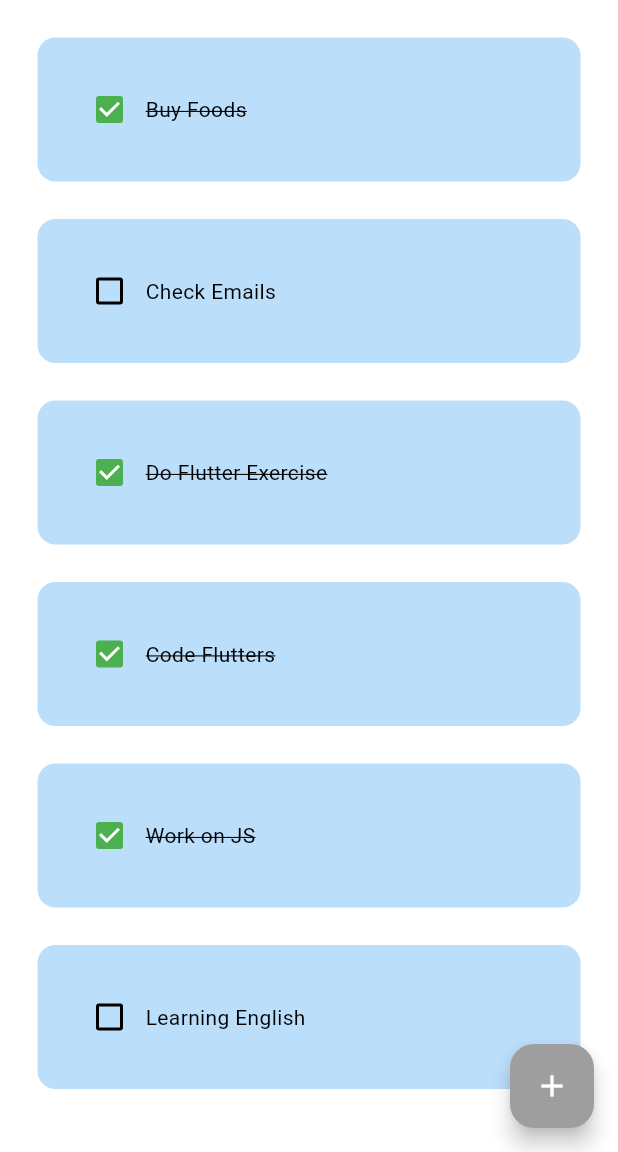
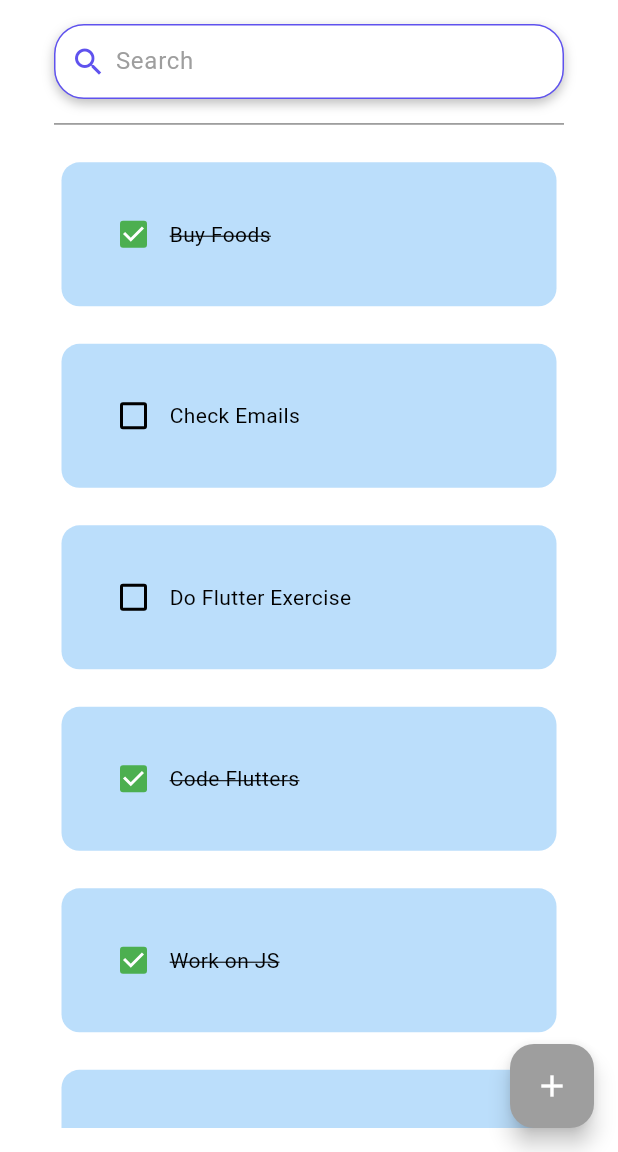
Before and after one commit to mandexonla/FlutterLast, a Flutter app: the HomePage screen opened directly, on a phone screen of 412 x 824 dp, the part 84-1236 px from its top. Run offline on Flutter 3.47's test engine with Material 3 defaults, Android fonts, the phone set to English and light mode, and no system bars; drawn by our look-alikes of flutter_slidable; our stand-ins replace flutter_heatmap_calendar, hive_flutter, percent_indicator; accounts and stored records are empty.

Commit message:
support by Hien

```diff
--- /dev/null
+++ b/lib/components/app_color.dart
@@ -0,0 +1,16 @@
+import 'package:flutter/material.dart';
+
+class AppColor {
+  AppColor._();
+
+  static const Color red = Colors.red;
+  static const Color blue = Color(0xFF5F52EE);
+  static const Color black = Colors.black;
+  static const Color white = Colors.white;
+  static const Color grey = Colors.grey;
+  static const Color brown = Colors.brown;
+  static const Color pink = Colors.pink;
+  static const Color orange = Colors.orange;
+  static const Color bgColor = Color(0xFFEEEFF5);
+  static const Color shadow = Colors.black26;
+}
--- a/lib/components/my_drawer.dart
+++ b/lib/components/my_drawer.dart
@@ -77,7 +77,7 @@ class MyDrawer extends StatelessWidget {
                 Navigator.push(
                   context,
                   MaterialPageRoute(
-                    builder: (context) => const DetailPages(),
+                    builder: (context) => const AboutPages(),
                   ),
                 );
               },
--- /dev/null
+++ b/lib/components/td_search_box.dart
@@ -0,0 +1,39 @@
+import 'package:flutter/material.dart';
+import 'package:todoapps/components/app_color.dart';
+
+class TdSearchBox extends StatelessWidget {
+  const TdSearchBox({super.key, this.controller, this.onChanged});
+
+  final TextEditingController? controller;
+  final Function(String)? onChanged;
+
+  @override
+  Widget build(BuildContext context) {
+    return Container(
+      padding: const EdgeInsets.only(left: 8.0, right: 16.0),
+      decoration: BoxDecoration(
+        color: AppColor.white,
+        border: Border.all(color: AppColor.blue),
+        borderRadius: BorderRadius.circular(20.0),
+        boxShadow: const [
+          BoxShadow(
+            color: AppColor.shadow,
+            offset: Offset(0.0, 3.0),
+            blurRadius: 6.0,
+          ),
+        ],
+      ),
+      child: TextField(
+        controller: controller,
+        onChanged: onChanged,
+        decoration: const InputDecoration(
+          border: InputBorder.none,
+          prefixIcon: Icon(Icons.search, color: AppColor.blue),
+          prefixIconConstraints: BoxConstraints(minWidth: 28.0),
+          hintText: 'Search',
+          hintStyle: TextStyle(color: AppColor.grey),
+        ),
+      ),
+    );
+  }
+}
--- a/lib/data/database.dart
+++ b/lib/data/database.dart
@@ -9,7 +9,7 @@ class ToDoDatabase {
     toDoList = [
       ["Buy Foods", true],
       ["Check Emails", false],
-      ["Do Flutter Exercise", true],
+      ["Do Flutter Exercise", false],
       ["Code Flutters", true],
       ["Work on JS", true],
       ["Learning English", false],
--- a/lib/main.dart
+++ b/lib/main.dart
@@ -1,10 +1,8 @@
 import 'package:flutter/material.dart';
 import 'package:hive_flutter/adapters.dart';
 import 'package:provider/provider.dart';
-import 'package:todoapps/pages/login.dart';
 import 'package:todoapps/pages/splash.dart';
 import 'package:todoapps/themes/theme_provider.dart';
-import 'pages/home_page.dart';
 
 void main() async {
   // init th hive
--- a/lib/pages/detail_page.dart
+++ b/lib/pages/detail_page.dart
@@ -1,7 +1,7 @@
 import 'package:flutter/material.dart';
 
-class DetailPages extends StatelessWidget {
-  const DetailPages({super.key});
+class AboutPages extends StatelessWidget {
+  const AboutPages({super.key});
 
   @override
   Widget build(BuildContext context) {
--- a/lib/pages/home_page.dart
+++ b/lib/pages/home_page.dart
@@ -1,6 +1,8 @@
 import 'package:flutter/material.dart';
 import 'package:hive_flutter/adapters.dart';
+import 'package:todoapps/components/app_color.dart';
 import 'package:todoapps/components/my_drawer.dart';
+import 'package:todoapps/components/td_search_box.dart';
 import 'package:todoapps/data/database.dart';
 import 'package:todoapps/pages/proflie_page.dart';
 import 'package:todoapps/utils/dialog_box.dart';
@@ -16,22 +18,31 @@ class HomePage extends StatefulWidget {
 class _HomePageState extends State<HomePage> {
   final _myBox = Hive.box('myBox');
   ToDoDatabase db = ToDoDatabase();
+  TextEditingController searchController = TextEditingController();
+  late List<dynamic> listTodo;
+  late List<dynamic> searchList;
 
   @override
   void initState() {
-    // TODO: implement initState
-    // neu day la lan dau tien mo app thi tao data co san
     if (_myBox.get("TODOLIST") == null) {
       db.createInintData();
+      listTodo = db.toDoList;
     } else {
-      //thoat data
       db.loadData();
+      listTodo = db.toDoList;
     }
-
+    searchList = listTodo;
     super.initState();
   }
 
   final _controller = TextEditingController();
+  void search(String value) {
+    String valueSearch = value.toLowerCase().trim();
+    searchList =
+        listTodo.where((element) => element[0].contains(valueSearch)).toList();
+    print('aaa');
+    setState(() {});
+  }
 
   void checkBoxChanged(bool? value, int index) {
     setState(() {
@@ -98,22 +109,53 @@ class _HomePageState extends State<HomePage> {
               ),
             ),
           ),
-          ]),
+        ],
+      ),
       drawer: const MyDrawer(),
       floatingActionButton: FloatingActionButton(
         onPressed: createNewTask,
         child: const Icon(Icons.add),
       ),
-      body: ListView.builder(
-          itemCount: db.toDoList.length,
+      body: Padding(
+        padding: const EdgeInsets.all(16.0),
+        child: Column(
+          mainAxisAlignment: MainAxisAlignment.start,
+          children: [
+            Padding(
+              padding: const EdgeInsets.symmetric(horizontal: 20.0),
+              child: TdSearchBox(
+                controller: searchController,
+                onChanged: search,
+              ),
+            ),
+            const SizedBox(height: 16.0),
+            _divider(),
+            Expanded(
+              child: ListView.builder(
+                itemCount: searchList.length,
                 itemBuilder: (context, index) {
                   return ToDotile(
-              taskName: db.toDoList[index][0],
-              taskCompleted: db.toDoList[index][1],
+                    taskName: searchList[index][0],
+                    taskCompleted: searchList[index][1],
                     onChanged: (value) => checkBoxChanged(value, index),
                     deleteFunction: (context) => deleteTask(index),
                   );
-          }),
+                },
+              ),
+            ),
+          ],
+        ),
+      ),
+    );
+  }
+
+  Widget _divider() {
+    return const Divider(
+      height: 1.2,
+      thickness: 1.2,
+      indent: 20.0,
+      endIndent: 20.0,
+      color: AppColor.grey,
     );
   }
 }
--- a/lib/pages/settings_page.dart
+++ b/lib/pages/settings_page.dart
@@ -1,6 +1,7 @@
 import 'package:flutter/cupertino.dart';
 import 'package:flutter/material.dart';
 import 'package:provider/provider.dart';
+import 'package:todoapps/components/app_color.dart';
 import 'package:todoapps/themes/theme_provider.dart';
 
 class SettingsPage extends StatelessWidget {
@@ -13,7 +14,7 @@ class SettingsPage extends StatelessWidget {
       appBar: AppBar(
         title: const Text('S E T T I N G S'),
         centerTitle: true,
-        backgroundColor: Colors.orange[300],
+        backgroundColor: AppColor.blue,
       ),
       body: Container(
         decoration: BoxDecoration(
```
Also changed, not shown: lib/pages/login.dart (+7 -5 lines), lib/pages/register.dart (+11 -10 lines), 1 other file. Lines whose indentation alone changed are shown as unchanged.
